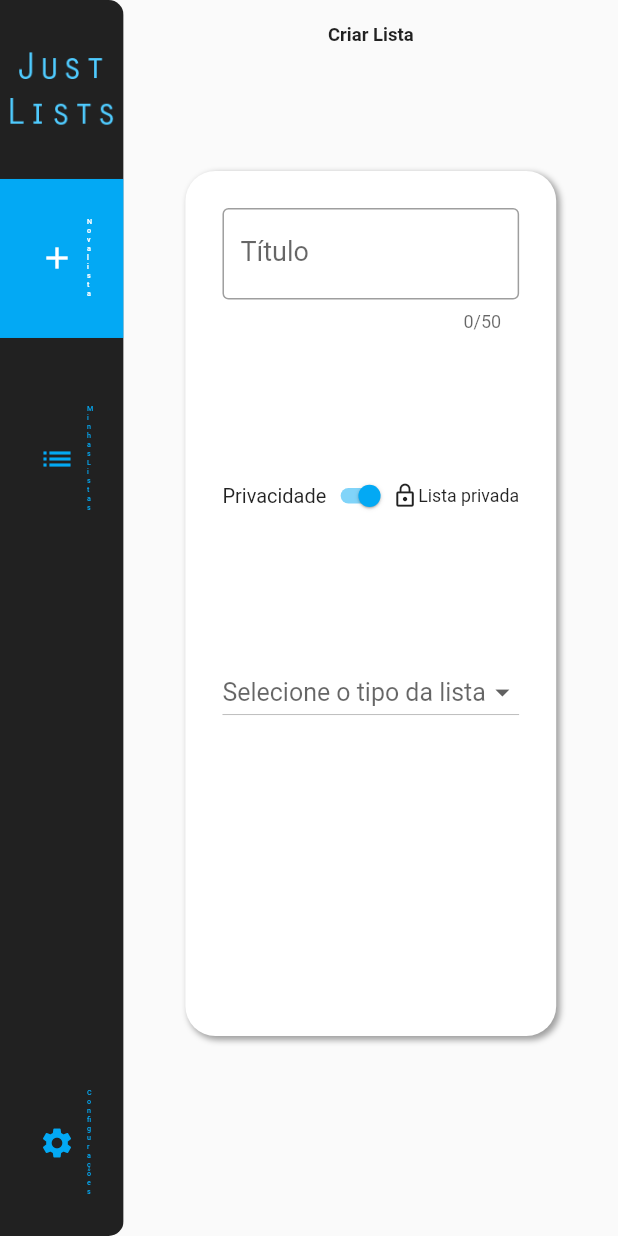
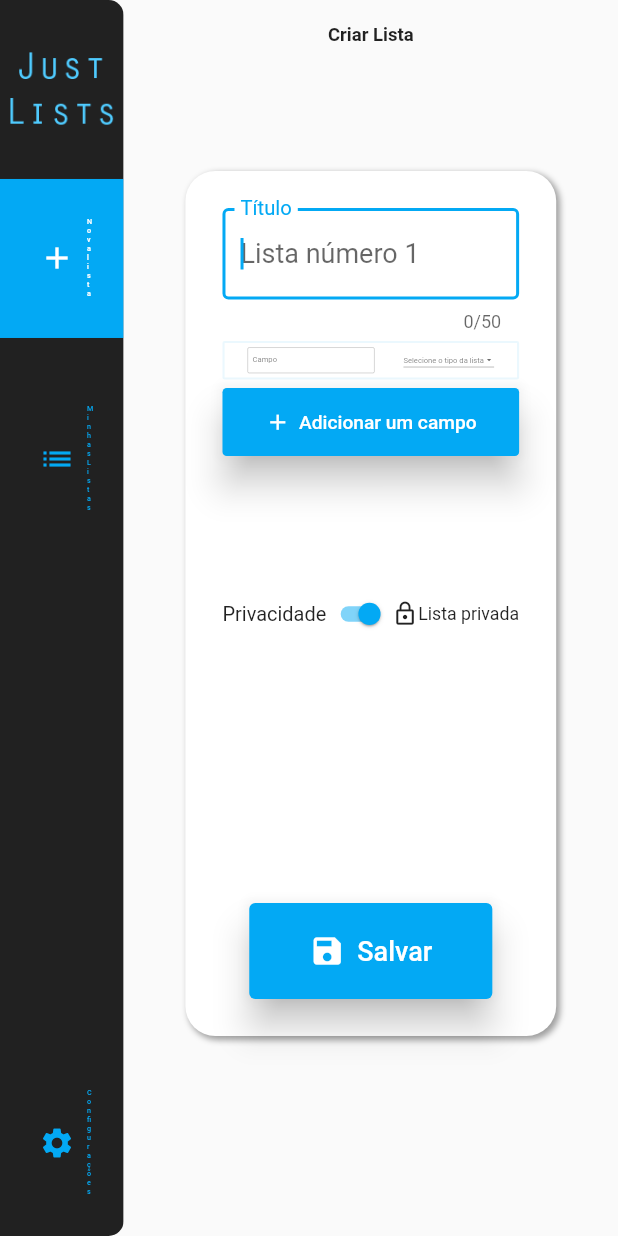
Before and after one commit to jgdml/Lists, a Flutter app: the MyLists screen opened by its route, after a tap on "Nova lista", on a phone screen of 412 x 824 dp. Run offline on Flutter 3.47's test engine with Material 2 defaults, Android fonts, the phone set to English and light mode, and no system bars.

Commit message:
telas de criacao e listagem

```diff
--- a/lib/view/create_list.dart
+++ b/lib/view/create_list.dart
@@ -1,10 +1,11 @@
 import 'package:flutter/material.dart';
+import 'package:just_lists/view/widget/custom_button.dart';
 import 'package:just_lists/view/widget/decorated_container.dart';
 import 'package:just_lists/view/widget/page_title.dart';
 import 'package:just_lists/view/widget/responsive_text.dart';
 
 class CreateList extends StatefulWidget {
-    const CreateList({ Key? key }) : super(key: key);
+    const CreateList({Key? key}) : super(key: key);
 
     @override
     _CreateListState createState() => _CreateListState();
@@ -13,23 +14,22 @@ class CreateList extends StatefulWidget {
 class _CreateListState extends State<CreateList> {
     final _formState = GlobalKey<FormState>();
 
-
     bool isPrivate = true;
 
-    Widget titleField(){
+    Widget titleField() {
         return TextFormField(
             maxLength: 50,
-
+            autofocus: true,
             style: TextStyle(fontSize: 18),
             decoration: InputDecoration(
                 labelText: "Título",
                 hintText: "Lista número 1",
-                border: OutlineInputBorder()
+                border: OutlineInputBorder(),
             ),
         );
     }
 
-    Widget privacyField(){
+    Widget privacyField() {
         return FittedBox(
             child: Row(
                 mainAxisAlignment: MainAxisAlignment.center,
@@ -44,63 +44,114 @@ class _CreateListState extends State<CreateList> {
                         value: isPrivate,
                     ),
                     isPrivate ? Icon(Icons.lock_outline) : Icon(Icons.lock_open),
-                    Text("Lista " + (isPrivate ? "privada" : "pública"), style: TextStyle(fontSize: 16))
+                    Text(
+                        "Lista " + (isPrivate ? "privada" : "pública"),
+                        style: TextStyle(fontSize: 16),
+                    ),
                 ],
             ),
         );
     }
 
-    Widget typeField(){
+    Widget campoField() {
+        var tipos = ['Texto', 'Número', 'Preço', 'Checkmark'];
+
         return FittedBox(
-          child: DropdownButton(
-              items: ['tipo 1 ', 'tipo2'].map((var val) {
+            child: Container(
+                width: 700,
+                padding: EdgeInsets.symmetric(horizontal: 20, vertical: 10),
+                margin: EdgeInsets.symmetric(vertical: 20),
+                decoration: BoxDecoration(
+                    borderRadius: BorderRadius.circular(5),
+                    border: Border.all(
+                        width: 5,
+                        color: Theme.of(context).primaryColor.withAlpha(20),
+                    ),
+                ),
+                child: Row(
+                    mainAxisAlignment: MainAxisAlignment.spaceAround,
+                    crossAxisAlignment: CrossAxisAlignment.center,
+                    children: [
+                        Container(
+                            width: 300,
+                            child: TextFormField(
+                                style: TextStyle(fontSize: 18),
+                                decoration: InputDecoration(
+                                    labelText: "Campo",
+                                    hintText: "Campo número 1",
+                                    border: OutlineInputBorder(),
+                                ),
+                            ),
+                        ),
+                        DropdownButton(
+                            items: tipos.map((var val) {
                                 return DropdownMenuItem(value: val, child: Text(val));
                             }).toList(),
                             onChanged: (a) => null,
                             hint: Text('Selecione o tipo da lista'),
                             style: TextStyle(fontSize: 18),
                         ),
+                    ],
+                ),
+            ),
+        );
+    }
+
+    Widget addCampo() {
+        return CustomButton(
+            onPressed: () => null,
+            icon: Icon(Icons.add),
+            label: "Adicionar um campo",
+        );
+    }
+
+    Widget campos() {
+        return Column(
+            children: [
+                campoField(),
+                addCampo(),
+            ],
+        );
+    }
+
+    Widget saveButton() {
+        return CustomButton(
+            onPressed: () => null,
+            icon: Icon(Icons.save),
+            label: "Salvar",
         );
     }
 
     @override
     Widget build(BuildContext context) {
-
         return Scaffold(
             body: Center(
                 child: Column(
                     children: [
-
                         Spacer(),
-
                         PageTitle(texto: "Criar Lista"),
-
                         Spacer(flex: 5),
-
                         DecoratedContainer(
                             child: Form(
                                 key: _formState,
                                 child: Column(
+                                    mainAxisAlignment: MainAxisAlignment.spaceAround,
                                     children: [
                                         titleField(),
-
+                                        campos(),
                                         Spacer(),
-
                                         privacyField(),
-
-                                        Spacer(),
-
-                                        typeField(),
-
-                                        Spacer(flex: 2)
+                                        Spacer(
+                                            flex: 2,
+                                        ),
+                                        saveButton()
                                     ],
                                 ),
                             ),
                         ),
-
                         Spacer(flex: 8),
                     ],
-                )
+                ),
             ),
         );
     }
--- a/lib/view/my_lists.dart
+++ b/lib/view/my_lists.dart
@@ -1,8 +1,44 @@
 import 'package:flutter/material.dart';
+import 'package:just_lists/constants.dart';
+import 'package:just_lists/domain/model/campo.dart';
+import 'package:just_lists/domain/model/lista.dart';
+import 'package:just_lists/view/widget/block_button.dart';
 import 'package:just_lists/view/widget/page_title.dart';
 
 class MyLists extends StatelessWidget {
     const MyLists({ Key? key }) : super(key: key);
+
+    List<Lista> buscarListas(){
+        var lista = <Lista>[];
+
+        for (int i = 0; i < 5; i++){
+            lista.add(
+                Lista(
+                    nome: (i+1).toString(),
+                    campos: [
+                        Campo(
+                            nome: 'campo'+i.toString(),
+                            tipo: Constants.TYPE_INT
+                        )
+                    ]
+                )
+            );
+        }
+        return lista;
+    }
+
+    List<Widget> showLists(){
+        var res = buscarListas();
+
+        return res.map((lista) {
+            return BlockButton(
+                icone: Icons.list,
+                titulo: lista.nome,
+                subtitulo: "username",
+                func: () => null,
+            );
+        }).toList();
+    }
 
     @override
     Widget build(BuildContext context) {
@@ -18,6 +54,14 @@ class MyLists extends StatelessWidget {
 
                         Spacer(flex: 5),
 
+                        Wrap(
+                            alignment: WrapAlignment.spaceEvenly,
+                            spacing: 50,
+                            runSpacing: 50,
+
+                            children: showLists(),
+                        ),
+
                         Spacer(flex: 8)
                     ],
                 ),
```
Lines whose indentation alone changed are shown as unchanged.
